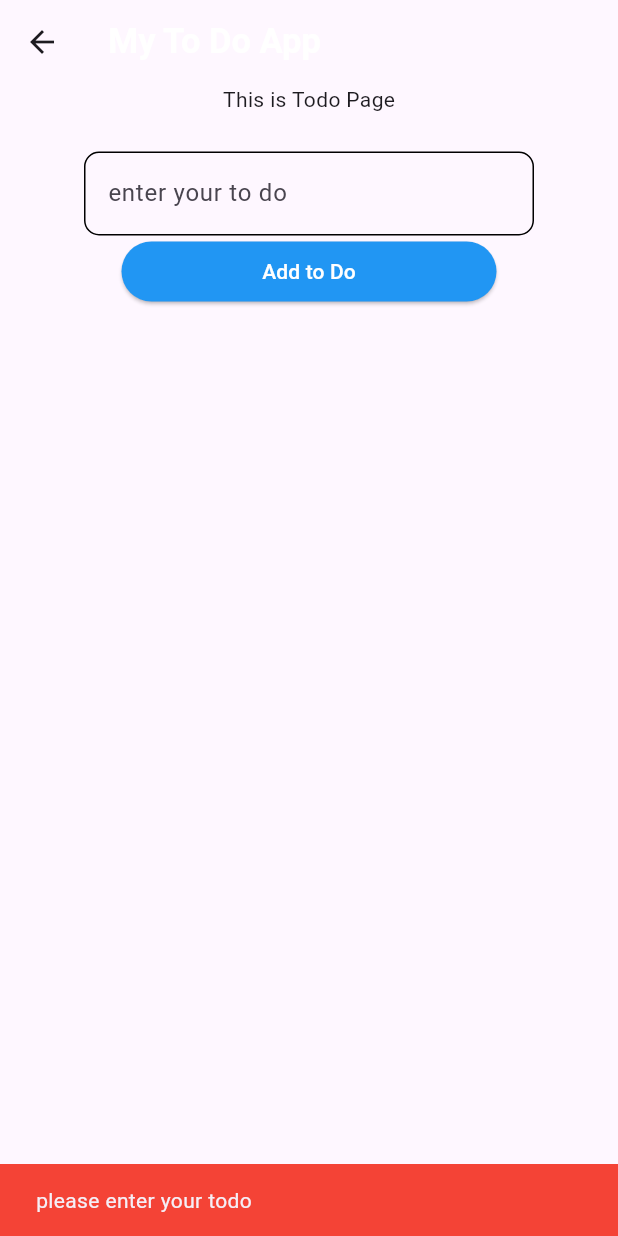
After one commit to Philemon-ndayishimiye/simple-mobile-App, a Flutter app: the Todo screen opened directly, after a tap on "Add to Do", on a phone screen of 412 x 824 dp. The commit adds this screen. Run offline on Flutter 3.47's test engine with Material 3 defaults, Android fonts, the phone set to English and light mode, and no system bars; missing offline and left inert: dart:ffi.

Commit message:
to do app

```diff
--- /dev/null
+++ b/lib/Todo.dart
@@ -0,0 +1,96 @@
+import 'dart:ffi';
+
+import 'package:flutter/material.dart';
+
+class Todo extends StatefulWidget {
+  @override
+  _TodoState createState() => _TodoState();
+}
+
+class _TodoState extends State<Todo> {
+  List<String> Todos = [];
+  TextEditingController _inputTodo = TextEditingController();
+
+  void _AddToDo() {
+    if (_inputTodo.text.isEmpty) {
+      ScaffoldMessenger.of(context).showSnackBar(
+        SnackBar(
+          content: Text("please enter your todo"),
+          backgroundColor: Colors.red,
+        ),
+      );
+    } else {
+      setState(() {
+        Todos.add(_inputTodo.text);
+        _inputTodo.clear();
+      });
+    }
+  }
+
+  @override
+  Widget build(BuildContext context) {
+    return Scaffold(
+      appBar: AppBar(
+        title: Text(
+          "My To Do App",
+          style: TextStyle(
+            color: Colors.white,
+            fontSize: 23,
+            fontWeight: FontWeight.bold,
+          ),
+        ),
+      ),
+      body: Column(
+        children: [
+          Text("This is Todo Page"),
+
+          SizedBox(height: 25),
+
+          SizedBox(
+            width: 300,
+            child: TextField(
+              controller: _inputTodo,
+              decoration: InputDecoration(
+                labelText: "enter your to do ",
+                enabledBorder: OutlineInputBorder(
+                  borderRadius: BorderRadius.circular(10),
+                ),
+                focusedBorder: OutlineInputBorder(
+                  borderRadius: BorderRadius.circular(10),
+                ),
+              ),
+            ),
+          ),
+
+          SizedBox(
+            width: 250,
+            child: ElevatedButton(
+              onPressed: () => {_AddToDo()},
+              child: Text("Add to Do", style: TextStyle(color: Colors.white)),
+              style: ElevatedButton.styleFrom(backgroundColor: Colors.blue),
+            ),
+          ),
+
+          Expanded(
+            child: ListView(
+              children: Todos.map((todo) {
+                return Row(
+                  children: [
+                    Expanded(child: ListTile(title: Text(todo))),
+                    ElevatedButton(
+                      onPressed: () {},
+                      child: Text("delete"),
+                      style: ElevatedButton.styleFrom(
+                        backgroundColor: Colors.red,
+                      ),
+                    ),
+                  ],
+                );
+              }).toList(),
+            ),
+          ),
+        ],
+      ),
+    );
+  }
+}
--- a/lib/main.dart
+++ b/lib/main.dart
@@ -1,7 +1,8 @@
 import 'package:flutter/material.dart';
 import 'dart:convert';
 import 'package:http/http.dart' as http;
-import 'package:counterapp/NextPage.dart';
+// import 'package:counterapp/NextPage.dart';
+import 'package:counterapp/Todo.dart';
 
 void main() {
   runApp(MaterialApp(home: HomeScreen()));
@@ -45,7 +46,7 @@ class _HomeScreenState extends State<HomeScreen> {
 
         Navigator.push(
           context,
-          MaterialPageRoute(builder: (context) => Nextpage()),
+          MaterialPageRoute(builder: (context) => Todo()),
         );
 
         print(token);
```
